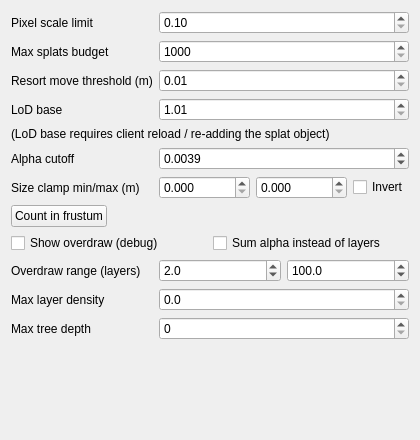
This is gui_client/GaussianSplatSettingsWidget.ui in russiaman/substrata_robo as Qt 5 draws it before an edit. The edited form follows.
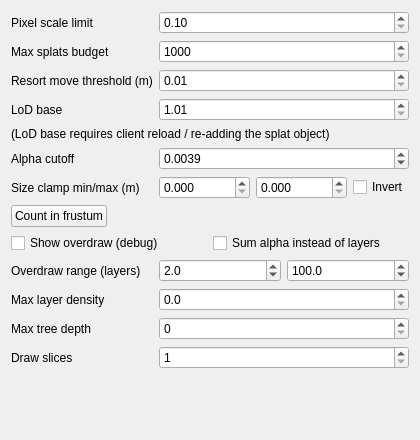
This is the edited form.

Commit message: gaussian splats: add a "Draw slices" control, and a web debug hook for it

```diff
--- a/gui_client/GaussianSplatSettingsWidget.ui
+++ b/gui_client/GaussianSplatSettingsWidget.ui
@@ -424,7 +424,30 @@
      </property>
     </widget>
    </item>
-   <item row="12" column="0" colspan="2">
+   <item row="12" column="0">
+    <widget class="QLabel" name="numDrawSlicesLabel">
+     <property name="text">
+      <string>Draw slices</string>
+     </property>
+     <property name="toolTip">
+      <string>How many consecutive sub-ranges each cloud's depth-sorted splats are drawn in, nearest first. 1 = one draw per cloud. On its own this must not change the image at all: the ranges are drawn back to back in the same order, so any value should look identical. It exists so a front-to-back saturation test has somewhere to run between draws. Applies live, immediately.</string>
+     </property>
+    </widget>
+   </item>
+   <item row="12" column="1">
+    <widget class="QSpinBox" name="numDrawSlicesSpinBox">
+     <property name="toolTip">
+      <string>How many consecutive sub-ranges each cloud's depth-sorted splats are drawn in, nearest first. 1 = one draw per cloud. On its own this must not change the image at all: the ranges are drawn back to back in the same order, so any value should look identical. It exists so a front-to-back saturation test has somewhere to run between draws. Applies live, immediately.</string>
+     </property>
+     <property name="minimum">
+      <number>1</number>
+     </property>
+     <property name="maximum">
+      <number>1024</number>
+     </property>
+    </widget>
+   </item>
+   <item row="13" column="0" colspan="2">
     <spacer name="verticalSpacer">
      <property name="orientation">
       <enum>Qt::Vertical</enum>
```
The commit also changes 3 other files.
